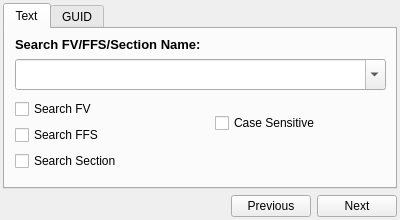
Qt form Window/Search/BiosSearch.ui (stephan-zhuchen/BIOS-Viewer) before a commit.
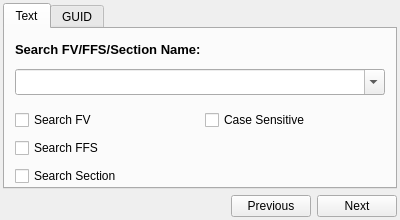
The same form after that commit. Icons and pictures are not drawn. Custom widgets are drawn as their Qt base class.

```diff
--- a/Window/Search/BiosSearch.ui
+++ b/Window/Search/BiosSearch.ui
@@ -64,9 +64,9 @@
        <property name="geometry">
         <rect>
          <x>10</x>
-         <y>7</y>
-         <width>361</width>
-         <height>16</height>
+         <y>10</y>
+         <width>360</width>
+         <height>20</height>
         </rect>
        </property>
        <property name="font">
@@ -83,9 +83,9 @@
        <property name="geometry">
         <rect>
          <x>10</x>
-         <y>70</y>
+         <y>79</y>
          <width>154</width>
-         <height>74</height>
+         <height>80</height>
         </rect>
        </property>
        <layout class="QVBoxLayout" name="verticalLayout_2">
@@ -130,38 +130,13 @@
         </item>
        </layout>
       </widget>
-      <widget class="QWidget" name="layoutWidget">
-       <property name="geometry">
-        <rect>
-         <x>210</x>
-         <y>70</y>
-         <width>112</width>
-         <height>48</height>
-        </rect>
-       </property>
-       <layout class="QVBoxLayout" name="verticalLayout_4">
-        <item>
-         <widget class="QCheckBox" name="CaseCheckbox">
-          <property name="font">
-           <font>
-            <pointsize>9</pointsize>
-            <bold>false</bold>
-           </font>
-          </property>
-          <property name="text">
-           <string>Case Sensitive</string>
-          </property>
-         </widget>
-        </item>
-       </layout>
-      </widget>
       <widget class="QComboBox" name="SearchContentBox">
        <property name="geometry">
         <rect>
          <x>10</x>
-         <y>30</y>
-         <width>371</width>
-         <height>31</height>
+         <y>40</y>
+         <width>370</width>
+         <height>26</height>
         </rect>
        </property>
        <property name="editable">
@@ -171,6 +146,25 @@
         <bool>true</bool>
        </property>
       </widget>
+      <widget class="QCheckBox" name="CaseCheckbox">
+       <property name="geometry">
+        <rect>
+         <x>200</x>
+         <y>80</y>
+         <width>121</width>
+         <height>22</height>
+        </rect>
+       </property>
+       <property name="font">
+        <font>
+         <pointsize>9</pointsize>
+         <bold>false</bold>
+        </font>
+       </property>
+       <property name="text">
+        <string>Case Sensitive</string>
+       </property>
+      </widget>
      </widget>
      <widget class="QWidget" name="guidTab">
       <attribute name="title">
```
Left out of the diff: 26 changed lines with no effect on the pictures.
